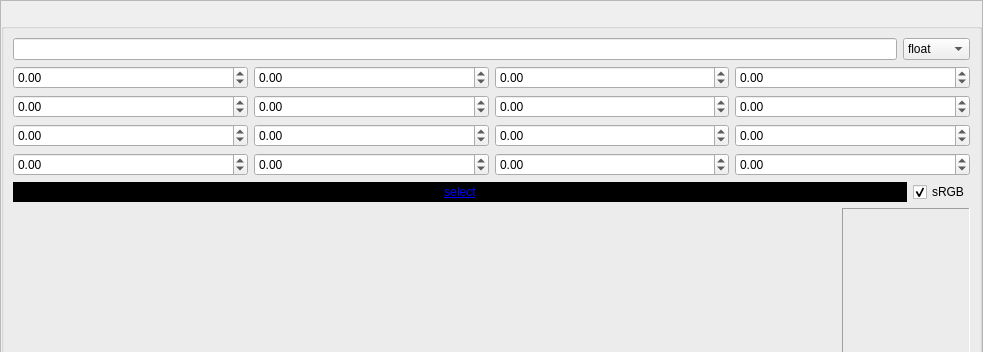
The window that ui/uniform.ui (carcass82/qrenderorang) describes before a commit, drawn with Qt 5; both pictures show x 0 to 983 and y 0 to 352 of the 983 by 698 pixel window.
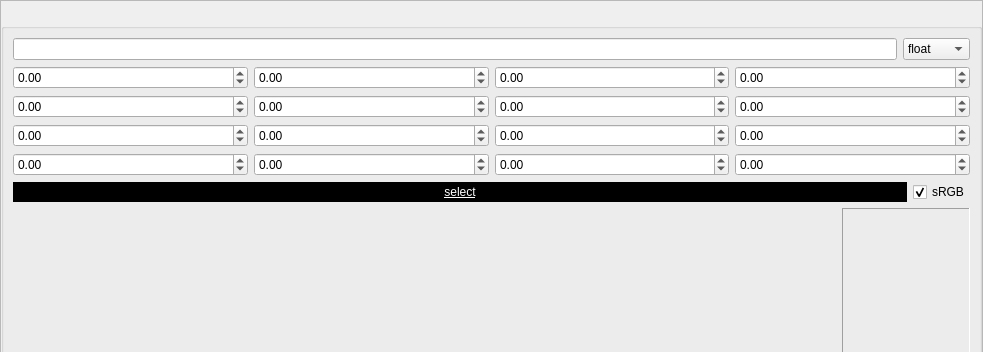
The same window after the commit. Icons and pictures are not drawn.

Patch:
```diff
--- a/ui/uniform.ui
+++ b/ui/uniform.ui
@@ -854,7 +854,7 @@
                 <enum>QFrame::Sunken</enum>
                </property>
                <property name="text">
-                <string>&lt;a href=&quot;dummylink&quot;&gt;select&lt;/a&gt;</string>
+                <string>&lt;a href=&quot;dummylink&quot; style=&quot;color: white;&quot;&gt;select&lt;/a&gt;</string>
                </property>
                <property name="alignment">
                 <set>Qt::AlignCenter</set>
```
